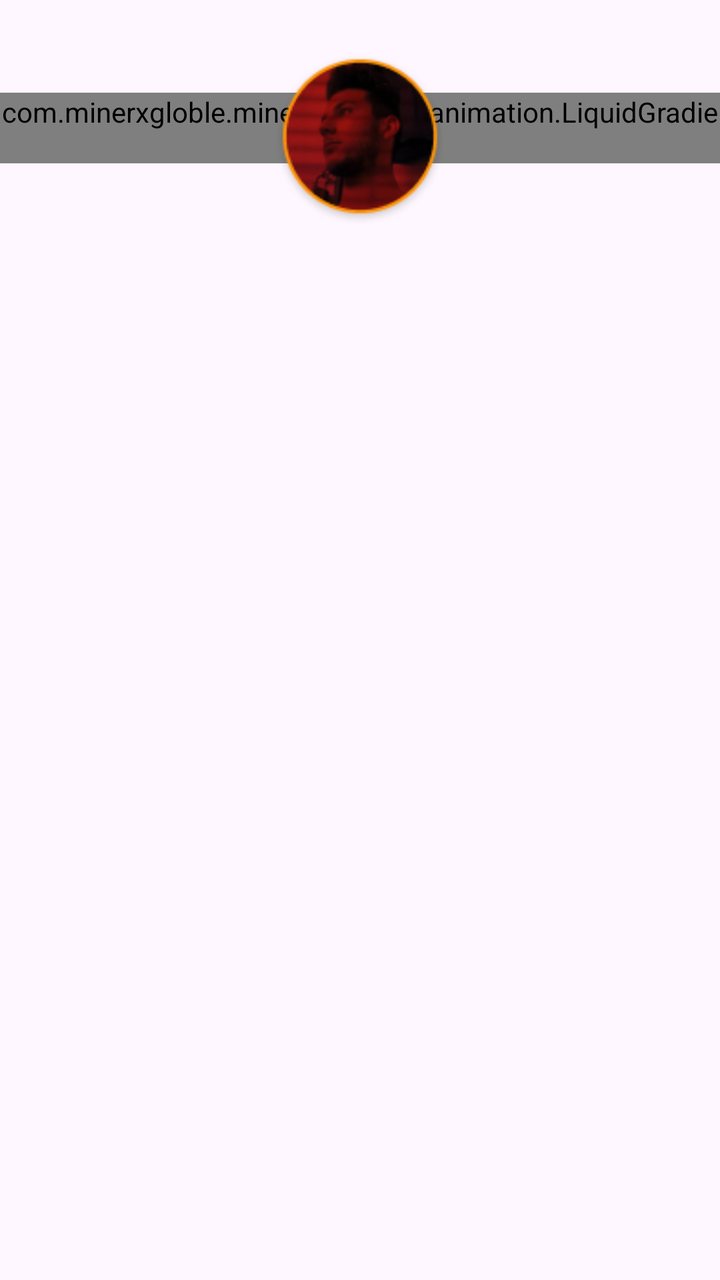
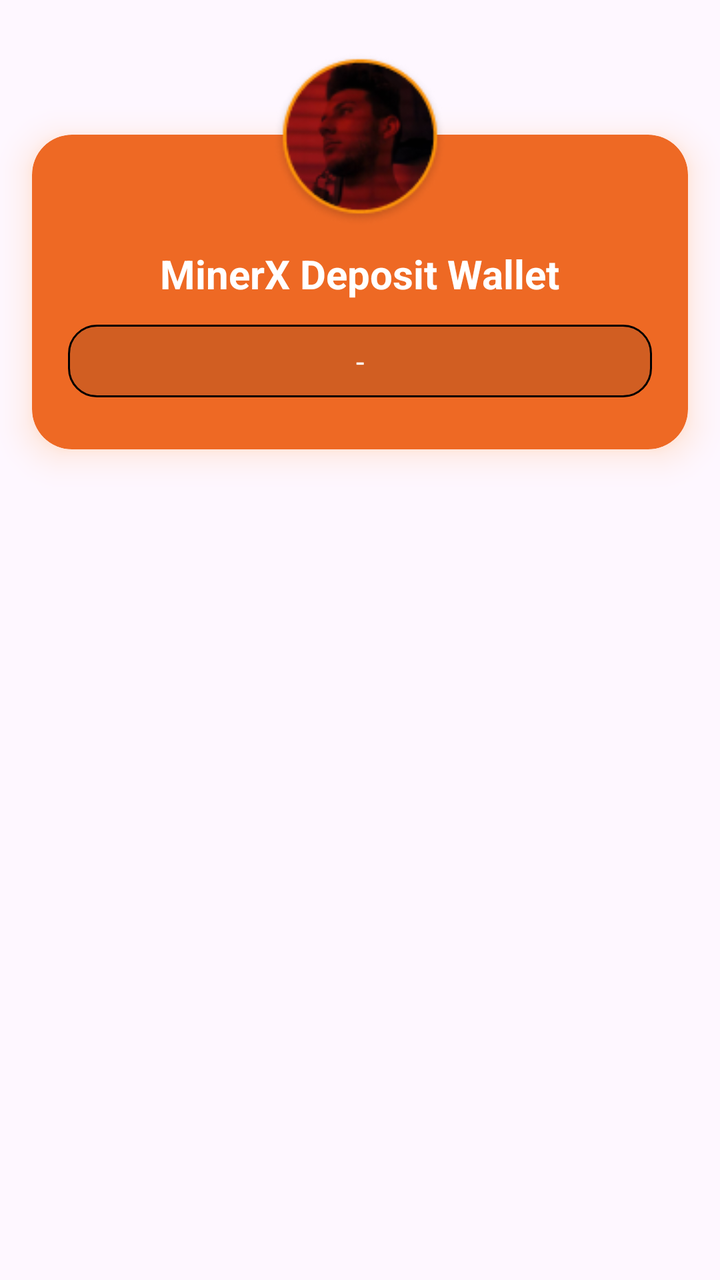

An Android layout rendered at two revisions. The XML below is the earlier revision; the diff shows what the commit changed to produce the second picture.
<!-- AndroidManifest.xml: application theme Theme.Bitbloom -->
<!-- res/layout/item_stack_card.xml -->
<?xml version="1.0" encoding="utf-8"?>
<androidx.constraintlayout.widget.ConstraintLayout
    xmlns:android="http://schemas.android.com/apk/res/android"
    xmlns:app="http://schemas.android.com/apk/res-auto"
    android:layout_width="match_parent"
    android:layout_height="wrap_content"
    android:clipChildren="false"
    android:clipToPadding="false">

    <ImageView
        android:id="@+id/profileImage"
        android:layout_width="92dp"
        android:layout_height="92dp"
        android:elevation="24dp"
        android:padding="2dp"
        android:scaleType="centerCrop"
        android:src="@drawable/person"
        android:translationY="24dp"
        android:translationZ="24dp"
        app:layout_constraintEnd_toEndOf="parent"
        app:layout_constraintStart_toStartOf="parent"
        app:layout_constraintTop_toTopOf="parent" />

    <com.minerxgloble.minerxgloble.ui.animation.LiquidGradientCard
        android:id="@+id/cardSurface"
        android:layout_width="0dp"
        android:layout_height="wrap_content"
        android:layout_marginTop="-46dp"
        android:outlineAmbientShadowColor="#FF7B00"
        android:outlineSpotShadowColor="#FF7B00"
        app:cardBackgroundColor="@android:color/transparent"
        app:cardCornerRadius="20dp"
        app:cardElevation="10dp"
        app:cardMaxElevation="10dp"
        app:cardUseCompatPadding="true"
        app:layout_constraintEnd_toEndOf="parent"
        app:layout_constraintStart_toStartOf="parent"
        app:layout_constraintTop_toBottomOf="@id/profileImage"
        app:strokeColor="@android:color/transparent"
        app:strokeWidth="0dp">

        <LinearLayout
            android:layout_width="match_parent"
            android:layout_height="wrap_content"
            android:orientation="vertical"
            android:paddingStart="18dp"
            android:paddingTop="56dp"
            android:paddingEnd="18dp"
            android:paddingBottom="26dp">

            <TextView
                android:id="@+id/tvAccount"
                android:layout_width="wrap_content"
                android:layout_height="wrap_content"
                android:layout_gravity="center"
                android:text="@string/item_home_wallet_card_minerx_deposit_wallet"
                android:textColor="@color/black"
                android:textSize="20sp"
                android:textStyle="bold" />

            <TextView
                android:id="@+id/depositBalance"
                android:layout_width="match_parent"
                android:layout_height="wrap_content"
                android:layout_marginTop="12dp"
                android:background="@drawable/bg_referral_home"
                android:ellipsize="end"
                android:paddingHorizontal="12dp"
                android:paddingVertical="8dp"
                android:singleLine="true"
                android:text="@string/item_network_stats_text"
                android:textAlignment="center"
                android:textColor="@color/black"
                android:textSize="15sp" />
        </LinearLayout>
    </com.minerxgloble.minerxgloble.ui.animation.LiquidGradientCard>
</androidx.constraintlayout.widget.ConstraintLayout>
<!-- resources referenced by this layout -->
<resources>
  <color name="black">#FF000000</color>
  <!-- drawable bg_referral_home (drawable) -->
  <?xml version="1.0" encoding="utf-8"?>
  <shape xmlns:android="http://schemas.android.com/apk/res/android" android:shape="rectangle">
      <solid android:color="#221A1A1A"/>    
      <corners android:radius="14dp"/>
      <stroke android:width="1dp" android:color="@color/black"/> 
      <padding android:left="6dp" android:top="4dp" android:right="6dp" android:bottom="4dp"/>
  </shape>
  <!-- drawable person: png bitmap (drawable, 15133 bytes) -->
  <string name="item_home_wallet_card_minerx_deposit_wallet">MinerX Deposit Wallet</string>
  <string name="item_network_stats_text">-</string>
  <style name="Theme.Bitbloom" parent="Base.Theme.Bitbloom">
          
          <item name="editTextStyle">@style/Widget.MXG.EditText.WhiteCursor</item>
          <item name="android:editTextStyle">@style/Widget.MXG.EditText.WhiteCursor</item>
  
          
          <item name="android:textCursorDrawable">@drawable/cursor_white</item>
      </style>
  <style name="Base.Theme.Bitbloom" parent="Theme.Material3.DayNight.NoActionBar">
          <item name="android:statusBarColor">@color/mxg_black</item>
          <item name="colorPrimary">@color/mxg_white</item>
          <item name="android:navigationBarColor">@color/mxg_black</item>
          <item name="android:datePickerDialogTheme">@style/BitbloomDatePickerTheme</item>
      </style>
  <style name="Widget.MXG.EditText.WhiteCursor" parent="Widget.AppCompat.EditText">
          <item name="android:textCursorDrawable">@drawable/cursor_white</item>
      </style>
  <!-- drawable cursor_white (drawable) -->
  <?xml version="1.0" encoding="utf-8"?>
  <shape xmlns:android="http://schemas.android.com/apk/res/android">
      <size android:width="2dp"/>
      <solid android:color="@android:color/white"/>
      <corners android:radius="1dp"/>
  </shape>
  <color name="mxg_black">#000000</color>
  <color name="mxg_white">#FFFFFF</color>
  <style name="BitbloomDatePickerTheme" parent="ThemeOverlay.MaterialComponents.MaterialAlertDialog">
          <item name="colorAccent">@color/status_bar_color</item> 
          <item name="android:headerBackground">@color/light_status_bar_color
          </item> 
          <item name="android:colorControlHighlight">@color/status_bar_color
          </item> 
          <item name="android:colorControlActivated">@color/status_bar_color
          </item> 
          <item name="android:textColorPrimaryInverse">@color/white</item> 
          <item name="android:textColor">@color/status_bar_color</item> 
          <item name="android:textColorPrimary">?attr/colorOnBackground</item> 
      </style>
  <color name="status_bar_color">#EE6924</color>
  <color name="light_status_bar_color">#EE6924</color>
  <color name="white">#FFFFFFFF</color>
</resources>

<!-- the commit's change to res/layout/item_stack_card.xml (unified diff, before → after) -->
@@ -21,14 +21,14 @@
         app:layout_constraintStart_toStartOf="parent"
         app:layout_constraintTop_toTopOf="parent" />
 
-    <com.minerxgloble.minerxgloble.ui.animation.LiquidGradientCard
+    <com.google.android.material.card.MaterialCardView
         android:id="@+id/cardSurface"
         android:layout_width="0dp"
         android:layout_height="wrap_content"
         android:layout_marginTop="-46dp"
         android:outlineAmbientShadowColor="#FF7B00"
         android:outlineSpotShadowColor="#FF7B00"
-        app:cardBackgroundColor="@android:color/transparent"
+        app:cardBackgroundColor="@color/orange"
         app:cardCornerRadius="20dp"
         app:cardElevation="10dp"
         app:cardMaxElevation="10dp"
@@ -54,7 +54,7 @@
                 android:layout_height="wrap_content"
                 android:layout_gravity="center"
                 android:text="@string/item_home_wallet_card_minerx_deposit_wallet"
-                android:textColor="@color/black"
+                android:textColor="@color/white"
                 android:textSize="20sp"
                 android:textStyle="bold" />
 
@@ -70,8 +70,8 @@
                 android:singleLine="true"
                 android:text="@string/item_network_stats_text"
                 android:textAlignment="center"
-                android:textColor="@color/black"
+                android:textColor="@color/white"
                 android:textSize="15sp" />
         </LinearLayout>
-    </com.minerxgloble.minerxgloble.ui.animation.LiquidGradientCard>
+    </com.google.android.material.card.MaterialCardView>
 </androidx.constraintlayout.widget.ConstraintLayout>
<!-- resource entries referenced after the edit -->
@@ -1,5 +1,6 @@
 <!-- resources referenced by this layout -->
 <resources>
+  <color name="orange">#EE6924</color>
   <color name="black">#FF000000</color>
   <!-- drawable bg_referral_home (drawable) -->
   <?xml version="1.0" encoding="utf-8"?>
